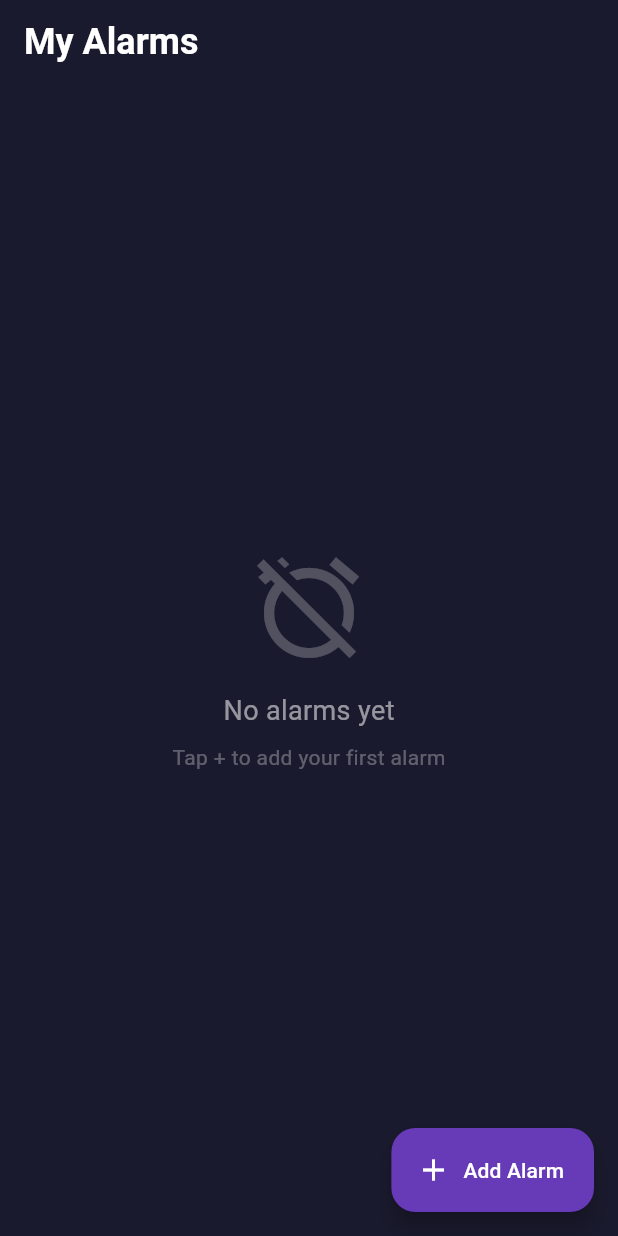
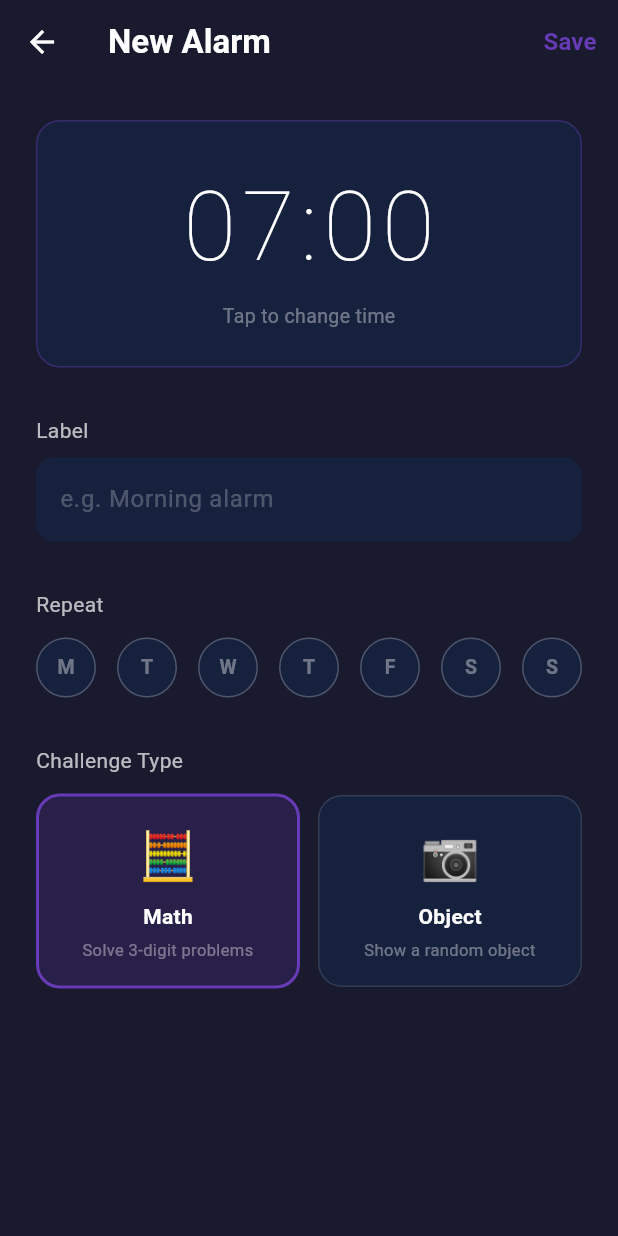
Before and after one commit to parindyaliyanage/alarm_app, a Flutter app: the screen it shows after launch, after a tap on "Add Alarm", on a phone screen of 412 x 824 dp. Run offline on Flutter 3.47's test engine with Material 3 defaults, Android fonts, the phone set to English and light mode, and no system bars; our stand-ins replace equatable, flutter_bloc, hive, hive_flutter; missing offline and left inert: android_alarm_manager_plus; accounts and stored records are empty.

Commit message:
alarm setup screen

```diff
--- a/lib/features/alarm_list/view/alarm_list_screen.dart
+++ b/lib/features/alarm_list/view/alarm_list_screen.dart
@@ -1,3 +1,6 @@
+import 'package:alarm_app/data/repositories/alarm_repository.dart';
+import 'package:alarm_app/features/alarm_setup/bloc/alarm_setup_bloc.dart';
+import 'package:alarm_app/features/alarm_setup/view/alarm_setup_screen.dart';
 import 'package:flutter/material.dart';
 import 'package:flutter_bloc/flutter_bloc.dart';
 import '../bloc/alarm_list_bloc.dart';
@@ -26,7 +29,6 @@ class AlarmListScreen extends StatelessWidget {
       ),
       body: BlocBuilder<AlarmListBloc, AlarmListState>(
         builder: (context, state) {
-
           if (state is AlarmListLoading) {
             return const Center(
               child: CircularProgressIndicator(color: Colors.deepPurple),
@@ -53,15 +55,24 @@ class AlarmListScreen extends StatelessWidget {
         },
       ),
       floatingActionButton: FloatingActionButton.extended(
-        onPressed: () {
-          // Navigate to alarm setup screen (Step 4)
+        onPressed: () async {
+          final saved = await Navigator.push<bool>(
+            context,
+            MaterialPageRoute(
+              builder: (_) => BlocProvider(
+                create: (_) => AlarmSetupBloc(AlarmRepository()),
+                child: const AlarmSetupScreen(),
+              ),
+            ),
+          );
+          // Refresh list if alarm was saved
+          if (saved == true && context.mounted) {
+            context.read<AlarmListBloc>().add(const LoadAlarms());
+          }
         },
         backgroundColor: Colors.deepPurple,
         icon: const Icon(Icons.add, color: Colors.white),
-        label: const Text(
-          'Add Alarm',
-          style: TextStyle(color: Colors.white),
-        ),
+        label: const Text('Add Alarm', style: TextStyle(color: Colors.white)),
       ),
     );
   }
@@ -140,8 +151,10 @@ class _AlarmCard extends StatelessWidget {
                 const SizedBox(height: 6),
                 // Challenge type badge
                 Container(
-                  padding:
-                      const EdgeInsets.symmetric(horizontal: 8, vertical: 2),
+                  padding: const EdgeInsets.symmetric(
+                    horizontal: 8,
+                    vertical: 2,
+                  ),
                   decoration: BoxDecoration(
                     color: alarm.challengeType == AppConstants.mathChallenge
                         ? Colors.orange.withOpacity(0.2)
@@ -166,9 +179,9 @@ class _AlarmCard extends StatelessWidget {
                 value: alarm.isEnabled,
                 activeColor: Colors.deepPurple,
                 onChanged: (value) {
-                  context
-                      .read<AlarmListBloc>()
-                      .add(ToggleAlarm(alarm.id, value));
+                  context.read<AlarmListBloc>().add(
+                    ToggleAlarm(alarm.id, value),
+                  );
                 },
               ),
               IconButton(
@@ -187,14 +200,21 @@ class _AlarmCard extends StatelessWidget {
       context: context,
       builder: (_) => AlertDialog(
         backgroundColor: const Color(0xFF16213E),
-        title: const Text('Delete alarm?',
-            style: TextStyle(color: Colors.white)),
-        content: const Text('This alarm will be removed.',
-            style: TextStyle(color: Colors.white54)),
+        title: const Text(
+          'Delete alarm?',
+          style: TextStyle(color: Colors.white),
+        ),
+        content: const Text(
+          'This alarm will be removed.',
+          style: TextStyle(color: Colors.white54),
+        ),
         actions: [
           TextButton(
             onPressed: () => Navigator.pop(context),
-            child: const Text('Cancel', style: TextStyle(color: Colors.white54)),
+            child: const Text(
+              'Cancel',
+              style: TextStyle(color: Colors.white54),
+            ),
           ),
           TextButton(
             onPressed: () {
--- /dev/null
+++ b/lib/features/alarm_setup/bloc/alarm_setup_bloc.dart
@@ -0,0 +1,54 @@
+import 'package:flutter_bloc/flutter_bloc.dart';
+import 'package:uuid/uuid.dart';
+import '../../../data/models/alarm_model.dart';
+import '../../../data/repositories/alarm_repository.dart';
+import 'alarm_setup_event.dart';
+import 'alarm_setup_state.dart';
+
+class AlarmSetupBloc extends Bloc<AlarmSetupEvent, AlarmSetupState> {
+  final AlarmRepository _repository;
+
+  AlarmSetupBloc(this._repository) : super(const AlarmSetupState()) {
+
+    on<TimeChanged>((event, emit) {
+      emit(state.copyWith(hour: event.hour, minute: event.minute));
+    });
+
+    on<LabelChanged>((event, emit) {
+      emit(state.copyWith(label: event.label));
+    });
+
+    on<RepeatDayToggled>((event, emit) {
+      // Copy the list and flip the tapped day
+      final updated = List<bool>.from(state.repeatDays);
+      updated[event.dayIndex] = !updated[event.dayIndex];
+      emit(state.copyWith(repeatDays: updated));
+    });
+
+    on<ChallengeTypeChanged>((event, emit) {
+      emit(state.copyWith(challengeType: event.challengeType));
+    });
+
+    on<SaveAlarm>((event, emit) async {
+      emit(state.copyWith(isSaving: true));
+      try {
+        final alarm = AlarmModel(
+          id: const Uuid().v4(), // unique ID
+          hour: state.hour,
+          minute: state.minute,
+          label: state.label,
+          repeatDays: state.repeatDays,
+          isEnabled: true,
+          challengeType: state.challengeType,
+        );
+        await _repository.saveAlarm(alarm);
+        emit(state.copyWith(isSaving: false, isSaved: true));
+      } catch (e) {
+        emit(state.copyWith(
+          isSaving: false,
+          errorMessage: 'Failed to save alarm: $e',
+        ));
+      }
+    });
+  }
+}
--- /dev/null
+++ b/lib/features/alarm_setup/bloc/alarm_setup_event.dart
@@ -0,0 +1,50 @@
+import 'package:equatable/equatable.dart';
+
+abstract class AlarmSetupEvent extends Equatable {
+  const AlarmSetupEvent();
+
+  @override
+  List<Object?> get props => [];
+}
+
+// User changed the time
+class TimeChanged extends AlarmSetupEvent {
+  final int hour;
+  final int minute;
+  const TimeChanged(this.hour, this.minute);
+
+  @override
+  List<Object?> get props => [hour, minute];
+}
+
+// User typed a label
+class LabelChanged extends AlarmSetupEvent {
+  final String label;
+  const LabelChanged(this.label);
+
+  @override
+  List<Object?> get props => [label];
+}
+
+// User toggled a repeat day (Mon, Tue...)
+class RepeatDayToggled extends AlarmSetupEvent {
+  final int dayIndex; // 0=Mon, 1=Tue ... 6=Sun
+  const RepeatDayToggled(this.dayIndex);
+
+  @override
+  List<Object?> get props => [dayIndex];
+}
+
+// User selected challenge type
+class ChallengeTypeChanged extends AlarmSetupEvent {
+  final String challengeType;
+  const ChallengeTypeChanged(this.challengeType);
+
+  @override
+  List<Object?> get props => [challengeType];
+}
+
+// User tapped Save
+class SaveAlarm extends AlarmSetupEvent {
+  const SaveAlarm();
+}
--- /dev/null
+++ b/lib/features/alarm_setup/bloc/alarm_setup_state.dart
@@ -0,0 +1,63 @@
+import 'package:equatable/equatable.dart';
+import '../../../core/constants/app_constants.dart';
+
+class AlarmSetupState extends Equatable {
+  final int hour;
+  final int minute;
+  final String label;
+  final List<bool> repeatDays; // 7 days, Mon-Sun
+  final String challengeType;
+  final bool isSaving;
+  final bool isSaved;
+  final String? errorMessage;
+
+  const AlarmSetupState({
+    this.hour = 7,
+    this.minute = 0,
+    this.label = '',
+    this.repeatDays = const [false, false, false, false, false, false, false],
+    this.challengeType = AppConstants.mathChallenge,
+    this.isSaving = false,
+    this.isSaved = false,
+    this.errorMessage,
+  });
+
+  // Helper to create a modified copy
+  AlarmSetupState copyWith({
+    int? hour,
+    int? minute,
+    String? label,
+    List<bool>? repeatDays,
+    String? challengeType,
+    bool? isSaving,
+    bool? isSaved,
+    String? errorMessage,
+  }) {
+    return AlarmSetupState(
+      hour: hour ?? this.hour,
+      minute: minute ?? this.minute,
+      label: label ?? this.label,
+      repeatDays: repeatDays ?? this.repeatDays,
+      challengeType: challengeType ?? this.challengeType,
+      isSaving: isSaving ?? this.isSaving,
+      isSaved: isSaved ?? this.isSaved,
+      errorMessage: errorMessage,
+    );
+  }
+
+  // Human readable time
+  String get formattedTime =>
+      '${hour.toString().padLeft(2, '0')}:${minute.toString().padLeft(2, '0')}';
+
+  @override
+  List<Object?> get props => [
+        hour,
+        minute,
+        label,
+        repeatDays,
+        challengeType,
+        isSaving,
+        isSaved,
+        errorMessage,
+      ];
+}
--- /dev/null
+++ b/lib/features/alarm_setup/view/alarm_setup_screen.dart
@@ -0,0 +1,349 @@
+import 'package:flutter/material.dart';
+import 'package:flutter_bloc/flutter_bloc.dart';
+import '../bloc/alarm_setup_bloc.dart';
+import '../bloc/alarm_setup_event.dart';
+import '../bloc/alarm_setup_state.dart';
+import '../../../core/constants/app_constants.dart';
+
+class AlarmSetupScreen extends StatelessWidget {
+  const AlarmSetupScreen({super.key});
+
+  @override
+  Widget build(BuildContext context) {
+    return BlocListener<AlarmSetupBloc, AlarmSetupState>(
+      listenWhen: (prev, curr) => curr.isSaved || curr.errorMessage != null,
+      listener: (context, state) {
+        if (state.isSaved) {
+          Navigator.pop(context, true); // true = alarm was saved
+        }
+        if (state.errorMessage != null) {
+          ScaffoldMessenger.of(context).showSnackBar(
+            SnackBar(
+              content: Text(state.errorMessage!),
+              backgroundColor: Colors.red,
+            ),
+          );
+        }
+      },
+      child: Scaffold(
+        backgroundColor: const Color(0xFF1A1A2E),
+        appBar: AppBar(
+          backgroundColor: const Color(0xFF1A1A2E),
+          iconTheme: const IconThemeData(color: Colors.white),
+          title: const Text(
+            'New Alarm',
+            style: TextStyle(color: Colors.white, fontWeight: FontWeight.bold),
+          ),
+          actions: [
+            BlocBuilder<AlarmSetupBloc, AlarmSetupState>(
+              builder: (context, state) {
+                return TextButton(
+                  onPressed: state.isSaving
+                      ? null
+                      : () => context.read<AlarmSetupBloc>().add(const SaveAlarm()),
+                  child: state.isSaving
+                      ? const SizedBox(
+                          width: 20,
+                          height: 20,
+                          child: CircularProgressIndicator(
+                            strokeWidth: 2,
+                            color: Colors.deepPurple,
+                          ),
+                        )
+                      : const Text(
+                          'Save',
+                          style: TextStyle(
+                            color: Colors.deepPurple,
+                            fontSize: 16,
+                            fontWeight: FontWeight.bold,
+                          ),
+                        ),
+                );
+              },
+            ),
+          ],
+        ),
+        body: SingleChildScrollView(
+          padding: const EdgeInsets.all(24),
+          child: Column(
+            crossAxisAlignment: CrossAxisAlignment.start,
+            children: [
+              _TimePickerSection(),
+              const SizedBox(height: 32),
+              _LabelSection(),
+              const SizedBox(height: 32),
+              _RepeatDaysSection(),
+              const SizedBox(height: 32),
+              _ChallengeTypeSection(),
+              const SizedBox(height: 40),
+            ],
+          ),
+        ),
+      ),
+    );
+  }
+}
+
+// ── Time Picker ──────────────────────────────────────
+class _TimePickerSection extends StatelessWidget {
+  @override
+  Widget build(BuildContext context) {
+    return BlocBuilder<AlarmSetupBloc, AlarmSetupState>(
+      builder: (context, state) {
+        return GestureDetector(
+          onTap: () async {
+            final picked = await showTimePicker(
+              context: context,
+              initialTime: TimeOfDay(hour: state.hour, minute: state.minute),
+              builder: (context, child) {
+                return Theme(
+                  data: ThemeData.dark().copyWith(
+                    colorScheme: const ColorScheme.dark(
+                      primary: Colors.deepPurple,
+                    ),
+                  ),
+                  child: child!,
+                );
+              },
+            );
+            if (picked != null && context.mounted) {
+              context.read<AlarmSetupBloc>().add(
+                    TimeChanged(picked.hour, picked.minute),
+                  );
+            }
+          },
+          child: Container(
+            width: double.infinity,
+            padding: const EdgeInsets.symmetric(vertical: 24),
+            decoration: BoxDecoration(
+              color: const Color(0xFF16213E),
+              borderRadius: BorderRadius.circular(16),
+              border: Border.all(color: Colors.deepPurple.withOpacity(0.4)),
+            ),
+            child: Column(
+              children: [
+                Text(
+                  state.formattedTime,
+                  style: const TextStyle(
+                    color: Colors.white,
+                    fontSize: 64,
+                    fontWeight: FontWeight.w200,
+                    letterSpacing: 4,
+                  ),
+                ),
+                const SizedBox(height: 4),
+                const Text(
+                  'Tap to change time',
+                  style: TextStyle(color: Colors.white38, fontSize: 13),
+                ),
+              ],
+            ),
+          ),
+        );
+      },
+    );
+  }
+}
+
+// ── Label ────────────────────────────────────────────
+class _LabelSection extends StatelessWidget {
+  @override
+  Widget build(BuildContext context) {
+    return Column(
+      crossAxisAlignment: CrossAxisAlignment.start,
+      children: [
+        const Text(
+          'Label',
+          style: TextStyle(color: Colors.white70, fontSize: 14),
+        ),
+        const SizedBox(height: 8),
+        TextField(
+          onChanged: (value) =>
+              context.read<AlarmSetupBloc>().add(LabelChanged(value)),
+          style: const TextStyle(color: Colors.white),
+          decoration: InputDecoration(
+            hintText: 'e.g. Morning alarm',
+            hintStyle: const TextStyle(color: Colors.white24),
+            filled: true,
+            fillColor: const Color(0xFF16213E),
+            border: OutlineInputBorder(
+              borderRadius: BorderRadius.circular(12),
+              borderSide: BorderSide.none,
+            ),
+            focusedBorder: OutlineInputBorder(
+              borderRadius: BorderRadius.circular(12),
+              borderSide:
+                  const BorderSide(color: Colors.deepPurple, width: 1.5),
+            ),
+          ),
+        ),
+      ],
+    );
+  }
+}
+
+// ── Repeat Days ──────────────────────────────────────
+class _RepeatDaysSection extends StatelessWidget {
+  static const _days = ['M', 'T', 'W', 'T', 'F', 'S', 'S'];
+
+  @override
+  Widget build(BuildContext context) {
+    return BlocBuilder<AlarmSetupBloc, AlarmSetupState>(
+      builder: (context, state) {
+        return Column(
+          crossAxisAlignment: CrossAxisAlignment.start,
+          children: [
+            const Text(
+              'Repeat',
+              style: TextStyle(color: Colors.white70, fontSize: 14),
+            ),
+            const SizedBox(height: 12),
+            Row(
+              mainAxisAlignment: MainAxisAlignment.spaceBetween,
+              children: List.generate(7, (index) {
+                final isSelected = state.repeatDays[index];
+                return GestureDetector(
+                  onTap: () => context
+                      .read<AlarmSetupBloc>()
+                      .add(RepeatDayToggled(index)),
+                  child: AnimatedContainer(
+                    duration: const Duration(milliseconds: 200),
+                    width: 40,
+                    height: 40,
+                    decoration: BoxDecoration(
+                      color: isSelected
+                          ? Colors.deepPurple
+                          : const Color(0xFF16213E),
+                      shape: BoxShape.circle,
+                      border: Border.all(
+                        color: isSelected
+                            ? Colors.deepPurple
+                            : Colors.white24,
+                      ),
+                    ),
+                    child: Center(
+                      child: Text(
+                        _days[index],
+                        style: TextStyle(
+                          color: isSelected ? Colors.white : Colors.white38,
+                          fontWeight: FontWeight.bold,
+                          fontSize: 13,
+                        ),
+                      ),
+                    ),
+                  ),
+                );
+              }),
+            ),
+          ],
+        );
+      },
+    );
+  }
+}
+
+// ── Challenge Type ───────────────────────────────────
+class _ChallengeTypeSection extends StatelessWidget {
+  @override
+  Widget build(BuildContext context) {
+    return BlocBuilder<AlarmSetupBloc, AlarmSetupState>(
+      builder: (context, state) {
+        return Column(
+          crossAxisAlignment: CrossAxisAlignment.start,
+          children: [
+            const Text(
+              'Challenge Type',
+              style: TextStyle(color: Colors.white70, fontSize: 14),
+            ),
+            const SizedBox(height: 12),
+            Row(
+              children: [
+                _ChallengeOption(
+                  icon: '🧮',
+                  label: 'Math',
+                  subtitle: 'Solve 3-digit problems',
+                  isSelected:
+                      state.challengeType == AppConstants.mathChallenge,
+                  onTap: () => context.read<AlarmSetupBloc>().add(
+                        const ChallengeTypeChanged(AppConstants.mathChallenge),
+                      ),
+                ),
+                const SizedBox(width: 12),
+                _ChallengeOption(
+                  icon: '📷',
+                  label: 'Object',
+                  subtitle: 'Show a random object',
+                  isSelected:
+                      state.challengeType == AppConstants.objectChallenge,
+                  onTap: () => context.read<AlarmSetupBloc>().add(
+                        const ChallengeTypeChanged(
+                            AppConstants.objectChallenge),
+                      ),
+                ),
+              ],
+            ),
+          ],
+        );
+      },
+    );
+  }
+}
+
+class _ChallengeOption extends StatelessWidget {
+  final String icon;
+  final String label;
+  final String subtitle;
+  final bool isSelected;
+  final VoidCallback onTap;
+
+  const _ChallengeOption({
+    required this.icon,
+    required this.label,
+    required this.subtitle,
+    required this.isSelected,
+    required this.onTap,
+  });
+
+  @override
+  Widget build(BuildContext context) {
+    return Expanded(
+      child: GestureDetector(
+        onTap: onTap,
+        child: AnimatedContainer(
+          duration: const Duration(milliseconds: 200),
+          padding: const EdgeInsets.all(16),
+          decoration: BoxDecoration(
+            color: isSelected
+                ? Colors.deepPurple.withOpacity(0.2)
+                : const Color(0xFF16213E),
+            borderRadius: BorderRadius.circular(16),
+            border: Border.all(
+              color: isSelected ? Colors.deepPurple : Colors.white12,
+              width: isSelected ? 2 : 1,
+            ),
+          ),
+          child: Column(
+            children: [
+              Text(icon, style: const TextStyle(fontSize: 32)),
+              const SizedBox(height: 8),
+              Text(
+                label,
+                style: const TextStyle(
+                  color: Colors.white,
+                  fontWeight: FontWeight.bold,
+                ),
+              ),
+              const SizedBox(height: 4),
+              Text(
+                subtitle,
+                textAlign: TextAlign.center,
+                style:
+                    const TextStyle(color: Colors.white38, fontSize: 11),
+              ),
+            ],
+          ),
+        ),
+      ),
+    );
+  }
+}
--- a/pubspec.yaml
+++ b/pubspec.yaml
@@ -43,6 +43,7 @@ dependencies:
   wakelock_plus: ^1.6.1
   audioplayers: ^6.6.0
   gap: ^3.0.1
+  uuid: ^4.5.3
 
 
 dev_dependencies:
```
Also changed, not shown: pubspec.lock.
